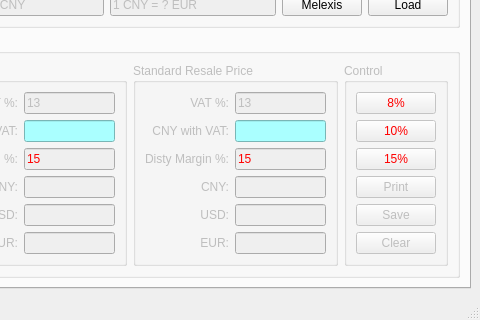
Above: main_window.ui from lgnq/EasyQuotation before the change; both pictures show x 266 to 746 and y 378 to 698 of the 746 by 698 pixel window. Below: the same form after it.
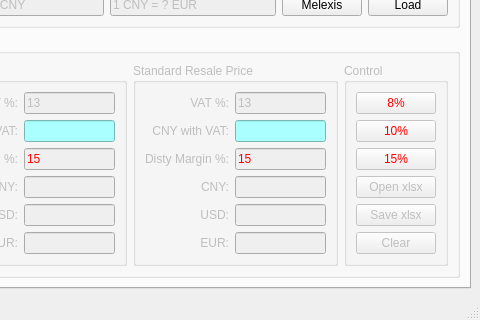
That is the form after the change. Custom widgets are drawn as their Qt base class.

Commit message: add open_quotation and save_quotation buttons

Diff of the .ui file:
```diff
--- a/main_window.ui
+++ b/main_window.ui
@@ -700,14 +700,14 @@
               <item row="3" column="0">
                <widget class="QPushButton" name="pushButton_3">
                 <property name="text">
-                 <string>Print</string>
+                 <string>Open xlsx</string>
                 </property>
                </widget>
               </item>
               <item row="4" column="0">
                <widget class="QPushButton" name="pushButton_6">
                 <property name="text">
-                 <string>Save</string>
+                 <string>Save xlsx</string>
                 </property>
                </widget>
               </item>
```
Left out of the diff: 55 changed lines with no effect on the pictures. The commit also changes 2 other files.
